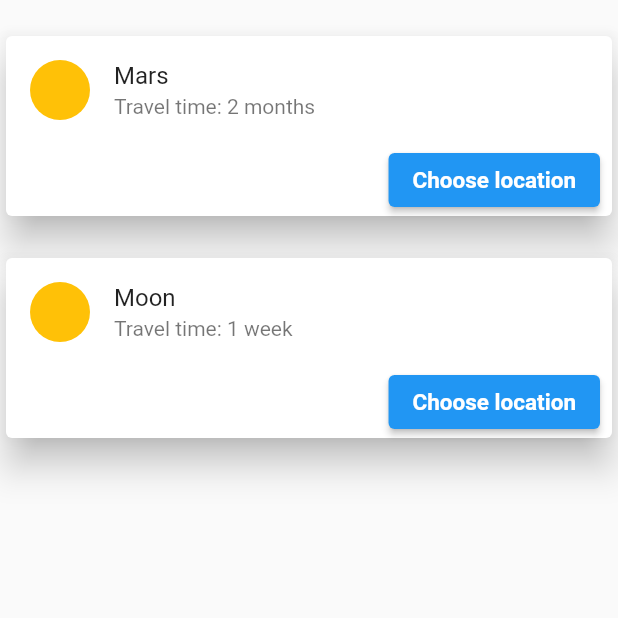
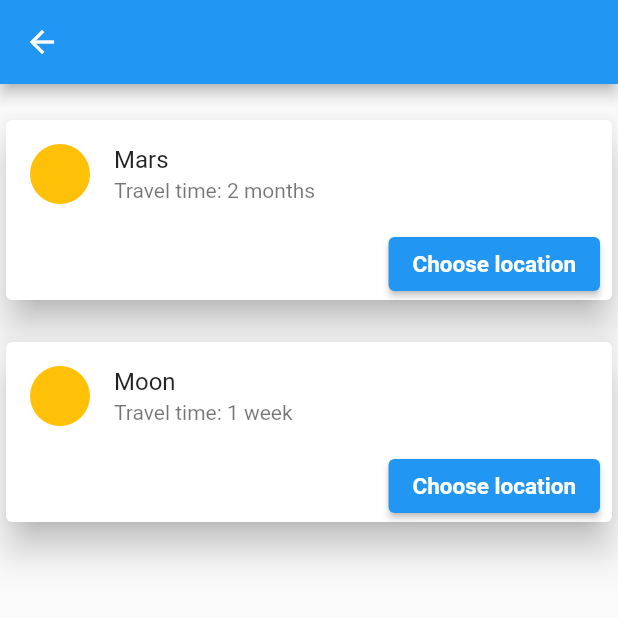
Before and after one commit to Georgi1914/Olympus-Glory, a Flutter app: the destinationsPage screen opened directly, on a phone screen of 412 x 824 dp, the top half of it. Run offline on Flutter 3.47's test engine with Material 2 defaults, Android fonts, the light colour scheme and no system bars; our stand-ins replace firebase_auth, firebase_core; accounts and stored records are empty.

Commit message:
added an app bar

```diff
--- a/rocket_booker/lib/destinations/destinationsPage.dart
+++ b/rocket_booker/lib/destinations/destinationsPage.dart
@@ -9,6 +9,7 @@ class destinationsPage extends StatelessWidget {
   @override
   Widget build(BuildContext context) {
     return Scaffold(
+      appBar: AppBar(),
       body: SafeArea(
         child: Column(
           children: [
```
